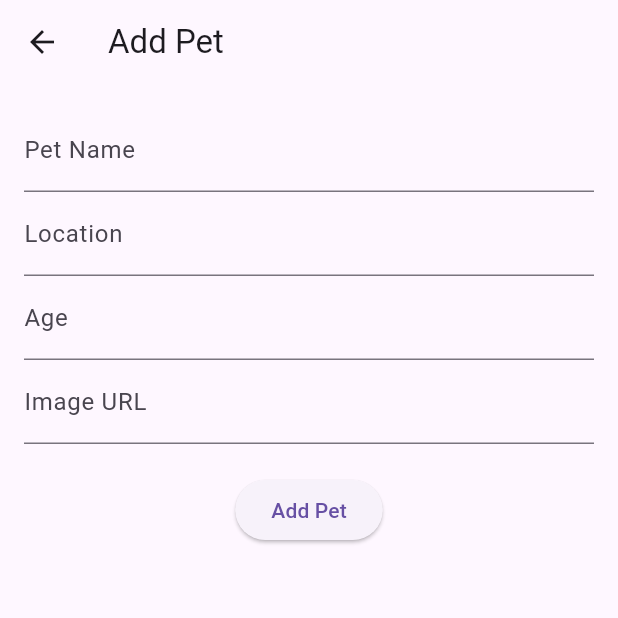
After one commit to luissilva5002/Zuff, a Flutter app: the Dashboard screen opened directly, after a tap on the "add" icon, on a phone screen of 412 x 824 dp, the top half of it. The commit adds this screen. Run offline on Flutter 3.47's test engine with Material 3 defaults, Android fonts, the phone set to English and light mode, and no system bars; our stand-ins replace cloud_firestore, email_validator, firebase_auth, firebase_core, google_sign_in, shared_preferences; accounts and stored records are empty; network calls fail.

Commit message:
Swipe Logic

```diff
--- /dev/null
+++ b/lib/pages/add_pet.dart
@@ -0,0 +1,68 @@
+import 'package:flutter/material.dart';
+
+class AddPet extends StatefulWidget {
+  const AddPet({super.key});
+
+  @override
+  State<AddPet> createState() => _AddPetState();
+}
+
+class _AddPetState extends State<AddPet> {
+  final TextEditingController _nameController = TextEditingController();
+  final TextEditingController _locationController = TextEditingController();
+  final TextEditingController _ageController = TextEditingController();
+  final TextEditingController _imageUrlController = TextEditingController();
+
+  void _addPet() {
+    // Here you would add the logic to save the pet to Firebase.
+    print("Adding pet: ${_nameController.text}");
+    // Example Firebase code
+    // FirebaseFirestore.instance.collection('pets').add({
+    //   'name': _nameController.text,
+    //   'location': _locationController.text,
+    //   'age': int.parse(_ageController.text),
+    //   'imageUrl': _imageUrlController.text,
+    // });
+
+    // After adding the pet, pop the screen
+    Navigator.pop(context);
+  }
+
+  @override
+  Widget build(BuildContext context) {
+    return Scaffold(
+      appBar: AppBar(
+        title: const Text('Add Pet'),
+      ),
+      body: Padding(
+        padding: const EdgeInsets.all(16.0),
+        child: Column(
+          children: [
+            TextField(
+              controller: _nameController,
+              decoration: const InputDecoration(labelText: 'Pet Name'),
+            ),
+            TextField(
+              controller: _locationController,
+              decoration: const InputDecoration(labelText: 'Location'),
+            ),
+            TextField(
+              controller: _ageController,
+              keyboardType: TextInputType.number,
+              decoration: const InputDecoration(labelText: 'Age'),
+            ),
+            TextField(
+              controller: _imageUrlController,
+              decoration: const InputDecoration(labelText: 'Image URL'),
+            ),
+            const SizedBox(height: 20),
+            ElevatedButton(
+              onPressed: _addPet,
+              child: const Text('Add Pet'),
+            ),
+          ],
+        ),
+      ),
+    );
+  }
+}
--- a/lib/pages/dashboard.dart
+++ b/lib/pages/dashboard.dart
@@ -1,4 +1,6 @@
 import 'package:flutter/material.dart';
+import 'swipe.dart'; // Import the swipe logic
+import 'add_pet.dart'; // Import the add pet functionality
 
 class Dashboard extends StatefulWidget {
   const Dashboard({super.key});
@@ -7,48 +9,28 @@ class Dashboard extends StatefulWidget {
   State<Dashboard> createState() => _DashboardState();
 }
 
-class _DashboardState extends State<Dashboard> with RouteAware {
-  int _selectedIndex = 0;
-
-  final List<Widget> _pages = [
-    Center(child: Text('Social Feed', style: TextStyle(fontSize: 24))),
-    Center(child: Text('Adopt a Pet', style: TextStyle(fontSize: 24))),
-    Center(child: Text('Events', style: TextStyle(fontSize: 24))),
-  ];
-
-  void _onItemTapped(int index) {
-    setState(() {
-      _selectedIndex = index;
-    });
-  }
+class _DashboardState extends State<Dashboard> {
 
   @override
   Widget build(BuildContext context) {
     return Scaffold(
+      backgroundColor: Colors.grey[200],
       appBar: AppBar(
-        title: Text('PetConnect'),
-        backgroundColor: Colors.teal,
-      ),
-      body: _pages[_selectedIndex],
-      bottomNavigationBar: BottomNavigationBar(
-        currentIndex: _selectedIndex,
-        onTap: _onItemTapped,
-        selectedItemColor: Colors.teal,
-        items: const [
-          BottomNavigationBarItem(
-            icon: Icon(Icons.pets),
-            label: 'Feed',
-          ),
-          BottomNavigationBarItem(
-            icon: Icon(Icons.favorite),
-            label: 'Adopt',
-          ),
-          BottomNavigationBarItem(
-            icon: Icon(Icons.event),
-            label: 'Events',
+        title: const Text('Pet Adoption'),
+        actions: [
+          IconButton(
+            icon: const Icon(Icons.add),
+            onPressed: () {
+              // Navigate to the add pet page
+              Navigator.push(
+                context,
+                MaterialPageRoute(builder: (context) => const AddPet()),
+              );
+            },
           ),
         ],
       ),
+      body: PetSwipe(),
     );
   }
 }
--- /dev/null
+++ b/lib/pages/swipe.dart
@@ -0,0 +1,123 @@
+import 'package:flutter/material.dart';
+
+// Pet model definition
+class Pet {
+  final String name;
+  final String location;
+  final int age;
+  final String imageUrl;
+
+  Pet({required this.name, required this.location, required this.age, required this.imageUrl});
+}
+
+class PetSwipe extends StatefulWidget {
+  @override
+  _PetSwipeState createState() => _PetSwipeState();
+}
+
+class _PetSwipeState extends State<PetSwipe> {
+  int currentPetIndex = 0;
+  final List<Pet> _pets = [
+    Pet(name: "Luna", location: "Lisbon", age: 2, imageUrl: "https://www.example.com/image1.jpg"),
+    Pet(name: "Buddy", location: "Porto", age: 4, imageUrl: "https://www.example.com/image2.jpg"),
+    Pet(name: "Max", location: "Coimbra", age: 3, imageUrl: "https://www.example.com/image3.jpg"),
+  ];
+
+  void accept(Pet pet) {
+    print("Accepted ${pet.name}");
+  }
+
+  void reject(Pet pet) {
+    print("Rejected ${pet.name}");
+  }
+
+  Widget _buildPetCard() {
+    // Ensure there's at least one pet to swipe through
+    if (_pets.isEmpty) {
+      return Center(child: Text("No more pets!", style: TextStyle(fontSize: 22)));
+    }
+
+    final pet = _pets[currentPetIndex];
+
+    return Dismissible(
+      key: ValueKey(pet.name),
+      direction: DismissDirection.horizontal,
+      onDismissed: (direction) {
+        if (direction == DismissDirection.startToEnd) {
+          accept(pet);
+        } else {
+          reject(pet);
+        }
+
+        // Remove the pet from the list after being dismissed
+        setState(() {
+          _pets.removeAt(currentPetIndex); // Remove the current pet
+          if (currentPetIndex >= _pets.length) {
+            currentPetIndex = _pets.length - 1; // Adjust the index if needed
+          }
+        });
+      },
+      background: Container(
+        color: Colors.green,
+        alignment: Alignment.centerLeft,
+        padding: const EdgeInsets.symmetric(horizontal: 20),
+        child: const Icon(Icons.check, color: Colors.white, size: 40),
+      ),
+      secondaryBackground: Container(
+        color: Colors.red,
+        alignment: Alignment.centerRight,
+        padding: const EdgeInsets.symmetric(horizontal: 20),
+        child: const Icon(Icons.close, color: Colors.white, size: 40),
+      ),
+      child: Padding(
+        padding: const EdgeInsets.all(12.0),
+        child: SizedBox.expand(
+          child: Card(
+            shape: RoundedRectangleBorder(borderRadius: BorderRadius.circular(20)),
+            elevation: 8,
+            child: Column(
+              mainAxisSize: MainAxisSize.max,
+              children: [
+                Expanded(
+                  child: ClipRRect(
+                    borderRadius: const BorderRadius.vertical(top: Radius.circular(20)),
+                    child: Image.network(
+                      pet.imageUrl,
+                      width: double.infinity,
+                      fit: BoxFit.cover,
+                      errorBuilder: (context, error, stackTrace) {
+                        return const Center(
+                          child: Icon(
+                            Icons.error,
+                            color: Colors.red,
+                            size: 40,
+                          ),
+                        );
+                      },
+                    )
+                  ),
+                ),
+                Padding(
+                  padding: const EdgeInsets.all(16.0),
+                  child: Column(
+                    children: [
+                      Text(pet.name, style: const TextStyle(fontSize: 28, fontWeight: FontWeight.bold)),
+                      const SizedBox(height: 8),
+                      Text('${pet.age} years old · ${pet.location}',
+                          style: TextStyle(fontSize: 18, color: Colors.grey[700])),
+                    ],
+                  ),
+                ),
+              ],
+            ),
+          ),
+        ),
+      ),
+    );
+  }
+
+  @override
+  Widget build(BuildContext context) {
+    return _buildPetCard();
+  }
+}
```
Also changed, not shown: lib/auth/login.dart (+5 -5 lines), lib/home.dart (+19 -16 lines).
